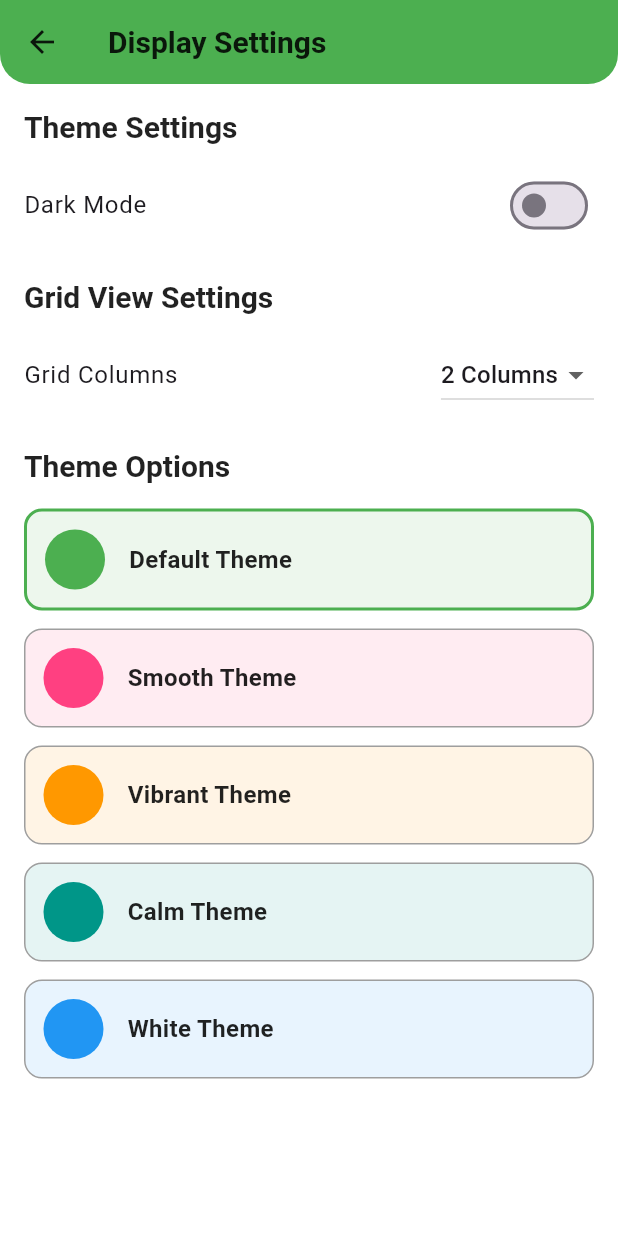
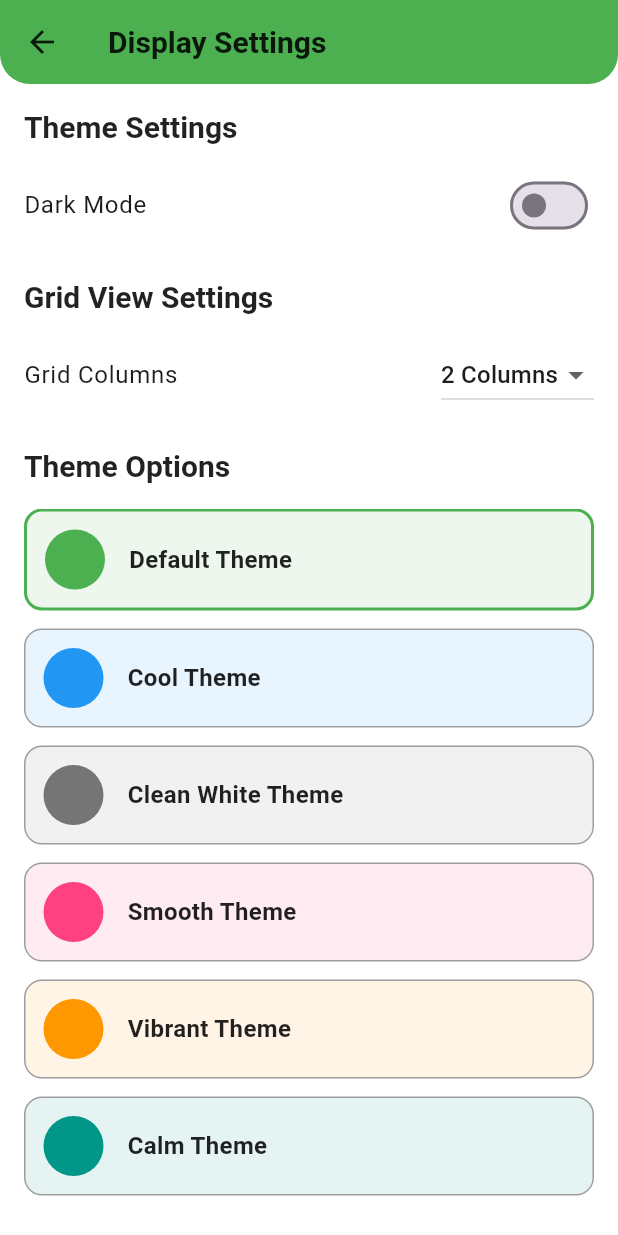
Before and after one commit to DevSon1024/ragadl-app, a Flutter app: the screen it shows after launch, in the side drawer, after a tap on "Display Settings", on a phone screen of 412 x 824 dp. Run offline on Flutter 3.47's test engine with Material 3 defaults, Android fonts, the light colour scheme and no system bars; our stand-ins replace awesome_notifications, cached_network_image, csv, device_info_plus, dio, file_picker and 5 more; missing offline and left inert: flutter_isolate, window_manager.

```diff
--- a/lib/main.dart
+++ b/lib/main.dart
@@ -177,6 +177,7 @@ class _MainScreenState extends State<MainScreen> {
       onWillPop: _onWillPop,
       child: Scaffold(
         key: _scaffoldKey,
+        extendBody: true,
         appBar: AppBar(
           title: const Text(
             'Ragalahari Downloader',
@@ -249,21 +250,23 @@ class _MainScreenState extends State<MainScreen> {
           ],
         ),
         bottomNavigationBar: BottomAppBar(
-          shape: const CircularNotchedRectangle(),
-          notchMargin: 8.0,
+          shape: const CircularNotchedRectangle(), // Curved notch for FAB
+          notchMargin: 10.0, // Adjusted for smooth curve
+          color: Theme.of(context).primaryColor,
+          elevation: 0, // No shadow to avoid white strip
+          clipBehavior: Clip.antiAlias, // Smooth notch rendering
+          child: SizedBox(
             height: 71.0,
-          // Reduced height
-          color: Theme.of(context).primaryColor,
-
             child: Row(
               mainAxisAlignment: MainAxisAlignment.spaceAround,
               children: [
                 _buildNavItem(0, Icons.home, Icons.home_outlined, 'Home'),
                 _buildNavItem(1, Icons.person, Icons.person_outlined, 'Celebrity'),
-              const SizedBox(width: 40), // Adjusted for FAB spacing
+                const SizedBox(width: 40), // Gap for FAB
                 _buildNavItem(3, Icons.download, Icons.download_outlined, 'Downloads'),
                 _buildNavItem(4, Icons.history, Icons.history_outlined, 'History'),
               ],
+            ),
           ),
         ),
         floatingActionButton: FloatingActionButton(
@@ -278,10 +281,11 @@ class _MainScreenState extends State<MainScreen> {
             });
           },
           shape: const CircleBorder(),
+          elevation: 4, // Subtle lift for prominence
           child: Icon(
             Icons.download_for_offline_rounded,
             color: Theme.of(context).colorScheme.onPrimary,
-            size: 50.0, // Increased icon size to better fill the button
+            size: 50.0,
           ),
         ),
         floatingActionButtonLocation: FloatingActionButtonLocation.centerDocked,
--- a/lib/settings/display_settings_page.dart
+++ b/lib/settings/display_settings_page.dart
@@ -107,6 +107,22 @@ class DisplaySettingsPage extends StatelessWidget {
                     ),
                     _buildThemeContainer(
                       context,
+                      'Cool Theme',
+                      const Color(0xFF2196F3),
+                      themeConfig,
+                      themeName: 'white',
+                      isSelected: themeConfig.currentTheme == 'white',
+                    ),
+                    _buildThemeContainer(
+                      context,
+                      'Clean White Theme',
+                      const Color(0xFF757575),
+                      themeConfig,
+                      themeName: 'cleanWhite',
+                      isSelected: themeConfig.currentTheme == 'cleanWhite',
+                    ),
+                    _buildThemeContainer(
+                      context,
                       'Smooth Theme',
                       Colors.pinkAccent,
                       themeConfig,
@@ -129,14 +145,7 @@ class DisplaySettingsPage extends StatelessWidget {
                       themeName: 'calm',
                       isSelected: themeConfig.currentTheme == 'calm',
                     ),
-                    _buildThemeContainer(
-                      context,
-                      'White Theme',
-                      const Color(0xFF2196F3),
-                      themeConfig,
-                      themeName: 'white',
-                      isSelected: themeConfig.currentTheme == 'white',
-                    ),
+
                   ],
                 ),
               ),
@@ -159,7 +168,7 @@ class DisplaySettingsPage extends StatelessWidget {
       padding: const EdgeInsets.only(bottom: 12.0),
       child: InkWell(
         onTap: () {
-          themeConfig.setTheme(themeName.toLowerCase());
+          themeConfig.setTheme(themeName);
         },
         borderRadius: BorderRadius.circular(12),
         child: Container(
--- a/lib/settings_sidebar.dart
+++ b/lib/settings_sidebar.dart
@@ -4,7 +4,8 @@ import 'settings/display_settings_page.dart';
 import 'settings/update_database_page.dart';
 import 'settings/privacy_policy_page.dart';
 import 'settings/storage_settings.dart';
-import 'settings/notification_settings_page.dart'; // Add this import
+import 'settings/notification_settings_page.dart';
+import 'settings/contact_us_page.dart'; // Add this import
 
 class SettingsSidebar extends StatelessWidget {
   const SettingsSidebar({super.key});
@@ -127,6 +128,20 @@ class SettingsSidebar extends StatelessWidget {
                   ),
                   _buildMenuItem(
                     context,
+                    icon: Icons.contact_support,
+                    title: 'Contact Us',
+                    onTap: () {
+                      FocusScope.of(context).unfocus();
+                      Navigator.push(
+                        context,
+                        MaterialPageRoute(
+                          builder: (_) => const ContactUsPage(),
+                        ),
+                      );
+                    },
+                  ),
+                  _buildMenuItem(
+                    context,
                     icon: Icons.privacy_tip,
                     title: 'Privacy & Policy',
                     onTap: () {
@@ -146,7 +161,7 @@ class SettingsSidebar extends StatelessWidget {
             Padding(
               padding: const EdgeInsets.all(16.0),
               child: Text(
-                'Version 2.6.0',
+                'Version 2.6.2',
                 style: TextStyle(color: Colors.grey[600], fontSize: 12),
               ),
             ),
--- a/lib/widgets/theme_config.dart
+++ b/lib/widgets/theme_config.dart
@@ -2,20 +2,6 @@ import 'package:flutter/material.dart';
 import 'package:shared_preferences/shared_preferences.dart';
 
 class ThemeConfig extends ChangeNotifier {
-  // Helper function to lighten a color for containers in light themes
-  Color _lightenColor(Color color, [double amount = 0.8]) {
-    final hsl = HSLColor.fromColor(color);
-    final hslLight = hsl.withLightness((hsl.lightness + amount).clamp(0.9, 1.0));
-    return hslLight.toColor();
-  }
-
-  // Helper function to darken a color for dark themes
-  Color _darkenColor(Color color, [double amount = 0.3]) {
-    final hsl = HSLColor.fromColor(color);
-    final hslDark = hsl.withLightness((hsl.lightness - amount).clamp(0.2, 0.5));
-    return hslDark.toColor();
-  }
-
   // Light Themes
   static ThemeData defaultTheme = ThemeData(
     primarySwatch: Colors.green,
@@ -34,6 +20,31 @@ class ThemeConfig extends ChangeNotifier {
     ),
     iconTheme: const IconThemeData(
       color: Colors.green,
+    ),
+    appBarTheme: const AppBarTheme(
+      backgroundColor: Colors.white,
+      foregroundColor: Colors.black87,
+      elevation: 0,
+    ),
+  );
+
+  static ThemeData cleanWhiteTheme = ThemeData(
+    primarySwatch: Colors.grey,
+    primaryColor: const Color(0xFF757575), // Neutral grey for accents
+    brightness: Brightness.light,
+    scaffoldBackgroundColor: Colors.white, // Clean white background
+    cardTheme: const CardTheme(
+      elevation: 4,
+      margin: EdgeInsets.all(8),
+      color: Color(0xFFF5F5F5), // Light grey for containers
+    ),
+    textTheme: const TextTheme(
+      bodyMedium: TextStyle(fontSize: 16, color: Colors.black87),
+      bodySmall: TextStyle(fontSize: 14, color: Colors.black54),
+      titleLarge: TextStyle(fontSize: 20, color: Colors.black87),
+    ),
+    iconTheme: const IconThemeData(
+      color: Color(0xFF757575), // Neutral grey for icons
     ),
     appBarTheme: const AppBarTheme(
       backgroundColor: Colors.white,
@@ -158,7 +169,7 @@ class ThemeConfig extends ChangeNotifier {
     cardTheme: CardTheme(
       elevation: 4,
       margin: EdgeInsets.all(8),
-      color: HSLColor.fromColor(const Color(0xFFFFFFFF)).withLightness(0.3).toColor(), // Darkened green for containers
+      color: HSLColor.fromColor(const Color(0xFF2E7D32)).withLightness(0.3).toColor(), // Darkened green for containers
     ),
     textTheme: const TextTheme(
       bodyMedium: TextStyle(fontSize: 16, color: Color(0xFFFFFFFF)),
@@ -167,6 +178,38 @@ class ThemeConfig extends ChangeNotifier {
     ),
     iconTheme: const IconThemeData(
       color: Color(0xFF2E7D32),
+    ),
+    appBarTheme: const AppBarTheme(
+      backgroundColor: Color(0xFF212121),
+      foregroundColor: Color(0xFFFFFFFF),
+      elevation: 0,
+    ),
+  );
+
+  static ThemeData cleanWhiteDarkTheme = ThemeData(
+    primaryColor: const Color(0xFF616161),
+    colorScheme: const ColorScheme.dark(
+      primary: Color(0xFF616161),
+      secondary: Color(0xFF9E9E9E),
+      surface: Color(0xFF424242),
+      onPrimary: Color(0xFFFFFFFF),
+      onSecondary: Color(0xFFFFFFFF),
+      onSurface: Color(0xFFFFFFFF),
+    ),
+    scaffoldBackgroundColor: const Color(0xFF212121),
+    brightness: Brightness.dark,
+    cardTheme: const CardTheme(
+      elevation: 4,
+      margin: EdgeInsets.all(8),
+      color: Color(0xFF424242),
+    ),
+    textTheme: const TextTheme(
+      bodyMedium: TextStyle(fontSize: 16, color: Color(0xFFFFFFFF)),
+      bodySmall: TextStyle(fontSize: 14, color: Color(0xFFB0B0B0)),
+      titleLarge: TextStyle(fontSize: 20, color: Color(0xFFFFFFFF)),
+    ),
+    iconTheme: const IconThemeData(
+      color: Color(0xFF616161),
     ),
     appBarTheme: const AppBarTheme(
       backgroundColor: Color(0xFF212121),
@@ -272,21 +315,21 @@ class ThemeConfig extends ChangeNotifier {
   );
 
   static ThemeData whiteDarkTheme = ThemeData(
-    primaryColor: const Color(0xFF1976D2), // Darker blue for dark theme
+    primaryColor: const Color(0xFF1976D2),
     colorScheme: const ColorScheme.dark(
       primary: Color(0xFF1976D2),
-      secondary: Color(0xFF42A5F5), // Lighter blue for accents
+      secondary: Color(0xFF42A5F5),
       surface: Color(0xFF424242),
       onPrimary: Color(0xFFFFFFFF),
       onSecondary: Color(0xFFFFFFFF),
       onSurface: Color(0xFFFFFFFF),
     ),
-    scaffoldBackgroundColor: const Color(0xFF212121), // Dark grey background
+    scaffoldBackgroundColor: const Color(0xFF212121),
     brightness: Brightness.dark,
     cardTheme: CardTheme(
       elevation: 4,
       margin: EdgeInsets.all(8),
-      color: const Color(0xFF616161), // Grey for containers
+      color: const Color(0xFF616161),
     ),
     textTheme: const TextTheme(
       bodyMedium: TextStyle(fontSize: 16, color: Color(0xFFFFFFFF)),
@@ -294,10 +337,10 @@ class ThemeConfig extends ChangeNotifier {
       titleLarge: TextStyle(fontSize: 20, color: Color(0xFFFFFFFF)),
     ),
     iconTheme: const IconThemeData(
-      color: Color(0xFF1976D2), // Darker blue for icons
+      color: Color(0xFF1976D2),
     ),
     appBarTheme: const AppBarTheme(
-      backgroundColor: Color(0xFF212121), // Dark grey AppBar
+      backgroundColor: Color(0xFF212121),
       foregroundColor: Color(0xFFFFFFFF),
       elevation: 0,
     ),
@@ -369,6 +412,8 @@ class ThemeConfig extends ChangeNotifier {
 
   ThemeData get lightTheme {
     switch (_currentTheme) {
+      case 'cleanWhite':
+        return cleanWhiteTheme;
       case 'smooth':
         return smoothTheme;
       case 'vibrant':
@@ -384,6 +429,8 @@ class ThemeConfig extends ChangeNotifier {
 
   ThemeData get darkTheme {
     switch (_currentTheme) {
+      case 'cleanWhite':
+        return cleanWhiteDarkTheme;
       case 'smooth':
         return smoothDarkTheme;
       case 'vibrant':
```
Also changed, not shown: lib/settings/contact_us_page.dart (added, +90 -0 lines). Lines whose indentation alone changed are shown as unchanged.
